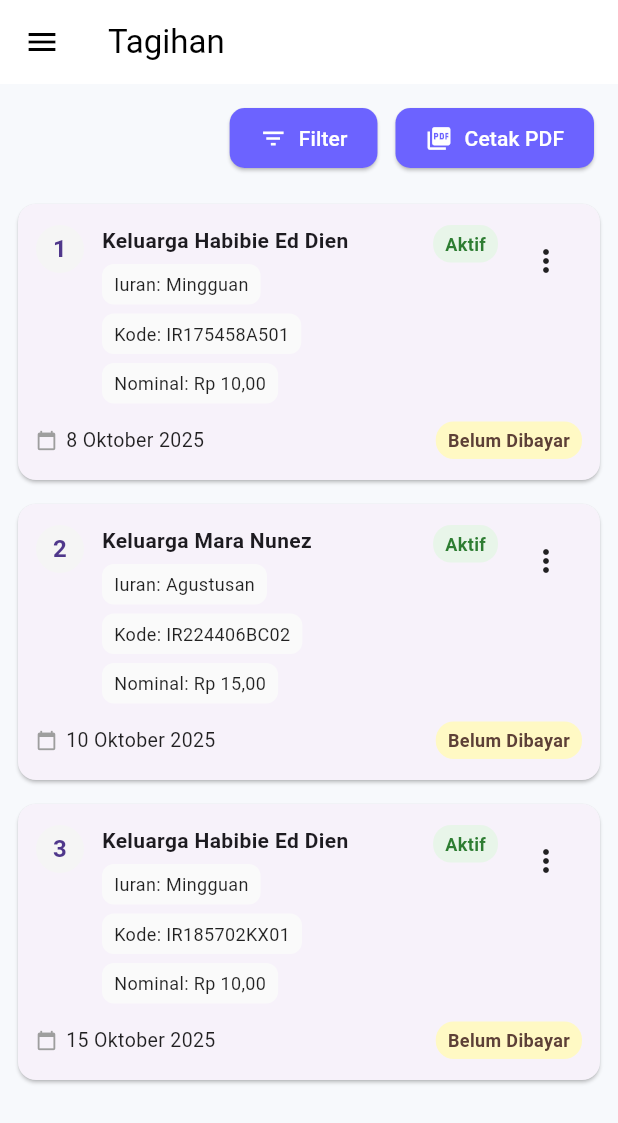
After one commit to rockhubzz/Jawara, a Flutter app: the TagihanPage screen opened by its route, on a phone screen of 412 x 824 dp. The commit adds this screen. Shown: the top 1123 px of the screen. Run offline on Flutter 3.47's test engine with Material 3 defaults, Android fonts, the phone set to English and light mode, and no system bars; our stand-ins replace fl_chart, go_router.

Commit message:
menambahkan fitur: tagihan

```diff
--- /dev/null
+++ b/lib/Pemasukan/tagihan_page.dart
@@ -0,0 +1,262 @@
+import 'package:flutter/material.dart';
+import 'package:jawara/widgets/appDrawer.dart';
+
+class TagihanPage extends StatefulWidget {
+  const TagihanPage({super.key});
+
+  @override
+  State<TagihanPage> createState() => _TagihanPageState();
+}
+
+class _TagihanPageState extends State<TagihanPage> {
+  final List<Map<String, String>> dataIuran = [
+    {
+      "no": "1",
+      "nama_keluarga": "Keluarga Habibie Ed Dien",
+      "status_keluarga": "Aktif",
+      "iuran": "Mingguan",
+      "kode_tagihan": "IR175458A501",
+      "nominal": "Rp 10,00",
+      "periode": "8 Oktober 2025",
+      "status_bayar": "Belum Dibayar",
+    },
+    {
+      "no": "2",
+      "nama_keluarga": "Keluarga Mara Nunez",
+      "status_keluarga": "Aktif",
+      "iuran": "Agustusan",
+      "kode_tagihan": "IR224406BC02",
+      "nominal": "Rp 15,00",
+      "periode": "10 Oktober 2025",
+      "status_bayar": "Belum Dibayar",
+    },
+    {
+      "no": "3",
+      "nama_keluarga": "Keluarga Habibie Ed Dien",
+      "status_keluarga": "Aktif",
+      "iuran": "Mingguan",
+      "kode_tagihan": "IR185702KX01",
+      "nominal": "Rp 10,00",
+      "periode": "15 Oktober 2025",
+      "status_bayar": "Belum Dibayar",
+    },
+  ];
+
+  void openFilterDialog() {
+    // Aksi untuk membuka dialog filter
+  }
+
+  Widget _buildBadge(String text, {Color? bg, Color? textColor}) {
+    return Container(
+      padding: const EdgeInsets.symmetric(horizontal: 8, vertical: 4),
+      decoration: BoxDecoration(
+        color: bg ?? Colors.green.shade50,
+        borderRadius: BorderRadius.circular(12),
+      ),
+      child: Text(
+        text,
+        style: TextStyle(
+          color: textColor ?? Colors.green.shade800,
+          fontSize: 12,
+          fontWeight: FontWeight.w600,
+        ),
+      ),
+    );
+  }
+
+  Widget _smallInfoChip(String text) {
+    return Container(
+      padding: const EdgeInsets.symmetric(horizontal: 8, vertical: 5),
+      decoration: BoxDecoration(
+        color: Colors.grey.shade50,
+        borderRadius: BorderRadius.circular(8),
+      ),
+      child: Text(
+        text,
+        style: const TextStyle(fontSize: 12, color: Colors.black87),
+      ),
+    );
+  }
+
+  Widget _buildCard(Map<String, String> item) {
+    return Card(
+      margin: const EdgeInsets.symmetric(vertical: 8, horizontal: 12),
+      elevation: 1,
+      shape: RoundedRectangleBorder(borderRadius: BorderRadius.circular(12)),
+      child: Padding(
+        padding: const EdgeInsets.symmetric(horizontal: 12, vertical: 14),
+        child: Column(
+          crossAxisAlignment: CrossAxisAlignment.start,
+          children: [
+            // Baris atas: no, nama keluarga, status, aksi
+            Row(
+              crossAxisAlignment: CrossAxisAlignment.start,
+              children: [
+                CircleAvatar(
+                  radius: 16,
+                  backgroundColor: Colors.grey.shade100,
+                  child: Text(
+                    item['no'] ?? '',
+                    style: const TextStyle(fontWeight: FontWeight.bold),
+                  ),
+                ),
+                const SizedBox(width: 12),
+
+                // Nama dan info kecil
+                Expanded(
+                  child: Column(
+                    crossAxisAlignment: CrossAxisAlignment.start,
+                    children: [
+                      Text(
+                        item['nama_keluarga'] ?? '',
+                        style: const TextStyle(
+                          fontWeight: FontWeight.w600,
+                          fontSize: 14,
+                        ),
+                      ),
+                      const SizedBox(height: 6),
+                      Wrap(
+                        spacing: 8,
+                        runSpacing: 6,
+                        children: [
+                          _smallInfoChip("Iuran: ${item['iuran'] ?? '-'}"),
+                          _smallInfoChip("Kode: ${item['kode_tagihan'] ?? '-'}"),
+                          _smallInfoChip("Nominal: ${item['nominal'] ?? '-'}"),
+                        ],
+                      ),
+                    ],
+                  ),
+                ),
+
+                _buildBadge(
+                  item['status_keluarga'] ?? '',
+                  bg: Colors.green.shade50,
+                  textColor: Colors.green.shade800,
+                ),
+
+                const SizedBox(width: 8),
+
+                PopupMenuButton<String>(
+                  onSelected: (v) {
+                    // handle actions (Detail, Edit, Hapus, dll)
+                  },
+                  itemBuilder: (context) => const [
+                    PopupMenuItem(value: 'detail', child: Text('Detail')),
+                    PopupMenuItem(value: 'edit', child: Text('Edit')),
+                    PopupMenuItem(value: 'hapus', child: Text('Hapus')),
+                  ],
+                ),
+              ],
+            ),
+
+            const SizedBox(height: 12),
+
+            // Baris bawah: tanggal & status bayar
+            Row(
+              children: [
+                const Icon(Icons.calendar_today, size: 14, color: Colors.grey),
+                const SizedBox(width: 6),
+                Text(
+                  item['periode'] ?? '',
+                  style: const TextStyle(fontSize: 13, color: Colors.black87),
+                ),
+                const Spacer(),
+                if ((item['status_bayar'] ?? '')
+                    .toLowerCase()
+                    .contains('belum'))
+                  _buildBadge(
+                    item['status_bayar'] ?? '',
+                    bg: Colors.yellow.shade100,
+                    textColor: Colors.brown.shade700,
+                  )
+                else
+                  _buildBadge(
+                    item['status_bayar'] ?? '',
+                    bg: Colors.green.shade50,
+                    textColor: Colors.green.shade800,
+                  ),
+              ],
+            ),
+          ],
+        ),
+      ),
+    );
+  }
+
+  @override
+  Widget build(BuildContext context) {
+    return Scaffold(
+      backgroundColor: const Color(0xFFF7F9FC),
+      appBar: AppBar(
+        title: const Text("Tagihan", style: TextStyle(color: Colors.black)),
+        backgroundColor: Colors.white,
+        elevation: 0,
+        iconTheme: const IconThemeData(color: Colors.black),
+      ),
+      drawer: AppDrawer(email: 'admin1@mail.com'),
+      body: Column(
+        children: [
+          // Tombol aksi kanan atas
+          Container(
+            width: double.infinity,
+            padding: const EdgeInsets.symmetric(horizontal: 16, vertical: 12),
+            child: Row(
+              mainAxisAlignment: MainAxisAlignment.end,
+              children: [
+                ElevatedButton.icon(
+                  style: ElevatedButton.styleFrom(
+                    backgroundColor: const Color(0xFF6C63FF),
+                    shape: RoundedRectangleBorder(
+                      borderRadius: BorderRadius.circular(10),
+                    ),
+                    padding: const EdgeInsets.symmetric(
+                      horizontal: 20,
+                      vertical: 10,
+                    ),
+                  ),
+                  onPressed: openFilterDialog,
+                  icon: const Icon(Icons.filter_list, color: Colors.white),
+                  label: const Text(
+                    'Filter',
+                    style: TextStyle(color: Colors.white),
+                  ),
+                ),
+                const SizedBox(width: 12),
+                ElevatedButton.icon(
+                  style: ElevatedButton.styleFrom(
+                    backgroundColor: const Color(0xFF6C63FF),
+                    shape: RoundedRectangleBorder(
+                      borderRadius: BorderRadius.circular(10),
+                    ),
+                    padding: const EdgeInsets.symmetric(
+                      horizontal: 20,
+                      vertical: 10,
+                    ),
+                  ),
+                  onPressed: () {
+                    // cetak pdf
+                  },
+                  icon: const Icon(Icons.picture_as_pdf, color: Colors.white),
+                  label: const Text(
+                    'Cetak PDF',
+                    style: TextStyle(color: Colors.white),
+                  ),
+                ),
+              ],
+            ),
+          ),
+
+          // Daftar tagihan
+          Expanded(
+            child: ListView.builder(
+              padding: const EdgeInsets.only(bottom: 20),
+              itemCount: dataIuran.length,
+              itemBuilder: (context, index) =>
+                  _buildCard(dataIuran[index]),
+            ),
+          ),
+        ],
+      ),
+    );
+  }
+}
--- a/lib/main.dart
+++ b/lib/main.dart
@@ -4,6 +4,7 @@ import 'package:jawara/KegiatandanBroadcast/KegiatanDaftar.dart';
 import 'package:jawara/KegiatandanBroadcast/KegiatanTambah.dart';
 import 'package:jawara/KegiatandanBroadcast/BroadcastDaftar.dart';
 import 'package:jawara/KegiatandanBroadcast/BroadcastTambah.dart';
+import 'package:jawara/pemasukan/tagihan_page.dart';
 import 'package:jawara/pemasukan/kategori_iuran_page.dart';
 import 'package:jawara/pemasukan/tagih_iuran_page.dart';
 import 'package:jawara/data_warga_rumah/daftar_rumah_page.dart';
@@ -75,6 +76,10 @@ class MyApp extends StatelessWidget {
           builder: (context, state) => const KategoriIuranPage(),
         ),
         GoRoute(
+          path: '/pemasukan/tagihan',
+          builder: (context, state) => const TagihanPage(),
+        ),
+        GoRoute(
           path: '/kegiatan/daftar',
           builder: (context, state) => const KegiatanDaftarPage(),
         ),
--- a/lib/widgets/appDrawer.dart
+++ b/lib/widgets/appDrawer.dart
@@ -184,13 +184,18 @@ class AppDrawer extends StatelessWidget {
             children: [
               buildNavTile(
                 title: "Tagih Iuran",
-                icon: Icons.receipt_long_outlined,
+                icon: Icons.request_quote_outlined,
                 route: '/pemasukan/tagihIuran',
               ),
               buildNavTile(
                 title: "Kategori Iuran",
-                icon: Icons.category_outlined,
+                icon: Icons.list_alt_outlined,
                 route: '/pemasukan/kategoriIuran',
+              ),
+              buildNavTile(
+                title: "Tagihan",
+                icon: Icons.receipt_long_outlined,
+                route: '/pemasukan/tagihan',
               ),
             ],
           ),
```
Also changed, not shown: lib/Pemasukan/Tagihan.dart (deleted).
